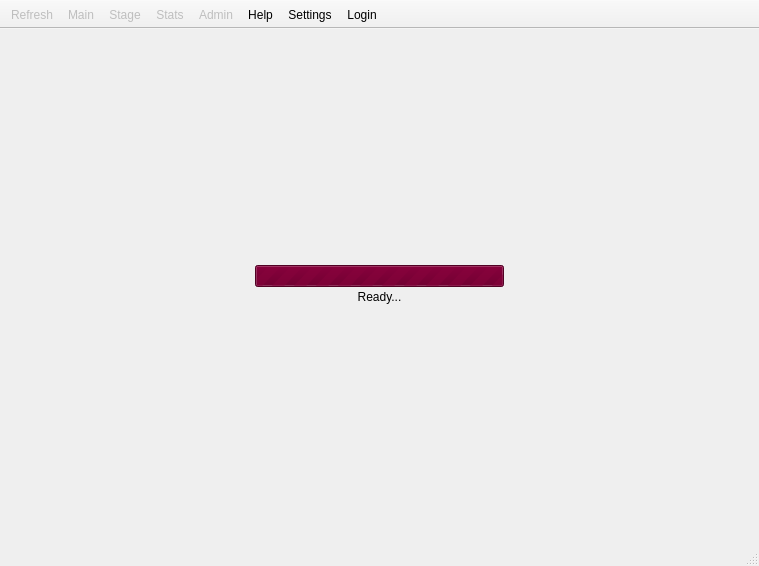
RxLaboratory/Ramses, file Ramses/mainwindow.ui: the form before one commit.
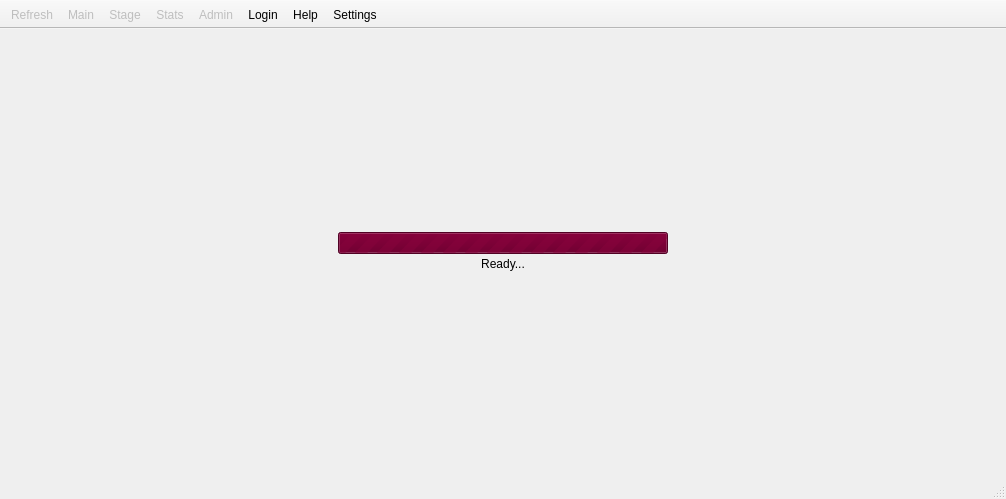
The form after the commit. The open tabs and pages were chosen to show the change. Icons and pictures are not drawn.

Commit message: currentUser management

Diff of the .ui file:
```diff
--- a/Ramses/mainwindow.ui
+++ b/Ramses/mainwindow.ui
@@ -6,8 +6,8 @@
    <rect>
     <x>0</x>
     <y>0</y>
-    <width>759</width>
-    <height>566</height>
+    <width>1006</width>
+    <height>499</height>
    </rect>
   </property>
   <property name="minimumSize">
@@ -549,9 +549,9 @@
    <addaction name="actionStage"/>
    <addaction name="actionStats"/>
    <addaction name="actionAdmin"/>
+   <addaction name="actionLogout"/>
    <addaction name="actionHelp"/>
    <addaction name="actionSettings"/>
-   <addaction name="actionLogout"/>
   </widget>
   <widget class="QStatusBar" name="mainStatusBar"/>
   <action name="actionMain">
```
Left out of the diff: 2 changed lines with no effect on the pictures. The commit also changes 2 other files.
